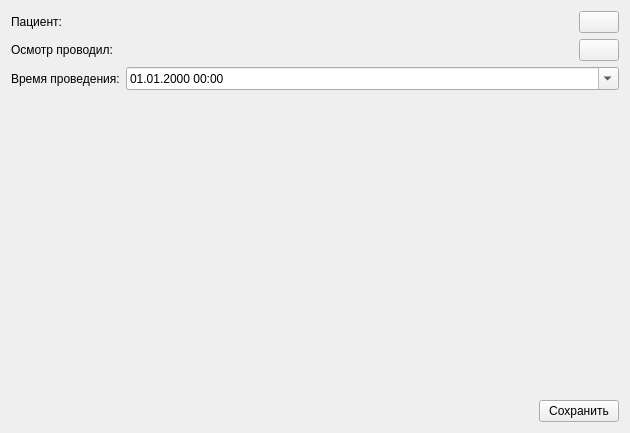
Before: the Qt Designer form src/therapeutist/examinationeditwidget.ui in megakoko/m-system, drawn with Qt 5.
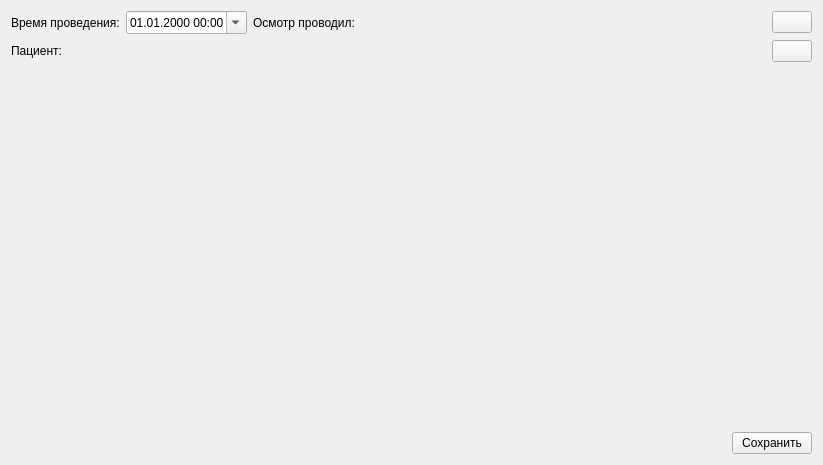
After: the same form once the commit is applied.

Commit message: Немного переделал интерфейс осмотра пациента (стало больше вертикального пространства).

The edit to the form file:
```diff
--- a/src/therapeutist/examinationeditwidget.ui
+++ b/src/therapeutist/examinationeditwidget.ui
@@ -6,8 +6,8 @@
    <rect>
     <x>0</x>
     <y>0</y>
-    <width>630</width>
-    <height>433</height>
+    <width>823</width>
+    <height>465</height>
    </rect>
   </property>
   <property name="windowTitle">
@@ -15,52 +15,15 @@
   </property>
   <layout class="QVBoxLayout" name="verticalLayout">
    <item>
-    <layout class="QFormLayout" name="formLayout">
-     <item row="0" column="0">
-      <widget class="QLabel" name="label">
-       <property name="text">
-        <string>Пациент:</string>
-       </property>
-      </widget>
-     </item>
-     <item row="0" column="1">
-      <layout class="QHBoxLayout" name="horizontalLayout_2">
+    <layout class="QHBoxLayout" name="horizontalLayout_3">
        <item>
-        <widget class="QLabel" name="m_patientName">
-         <property name="text">
-          <string/>
-         </property>
-        </widget>
-       </item>
-       <item>
-        <widget class="QPushButton" name="m_choosePatient">
-         <property name="sizePolicy">
-          <sizepolicy hsizetype="Maximum" vsizetype="Fixed">
-           <horstretch>0</horstretch>
-           <verstretch>0</verstretch>
-          </sizepolicy>
-         </property>
-         <property name="toolTip">
-          <string>Выбрать пациента</string>
-         </property>
-         <property name="text">
-          <string/>
-         </property>
-         <property name="type" stdset="0">
-          <string>edit</string>
-         </property>
-        </widget>
-       </item>
-      </layout>
-     </item>
-     <item row="2" column="0">
       <widget class="QLabel" name="label_3">
        <property name="text">
         <string>Время проведения:</string>
        </property>
       </widget>
      </item>
-     <item row="2" column="1">
+     <item>
       <widget class="QDateTimeEdit" name="m_examDate">
        <property name="displayFormat">
         <string>dd.MM.yyyy HH:mm</string>
@@ -70,15 +33,13 @@
        </property>
       </widget>
      </item>
-     <item row="1" column="0">
+     <item>
       <widget class="QLabel" name="label_2">
        <property name="text">
         <string>Осмотр проводил:</string>
        </property>
       </widget>
      </item>
-     <item row="1" column="1">
-      <layout class="QHBoxLayout" name="horizontalLayout_3">
        <item>
         <widget class="QLabel" name="m_therapeutistName">
          <property name="text">
@@ -86,6 +47,19 @@
          </property>
         </widget>
        </item>
+     <item>
+      <spacer name="horizontalSpacer_3">
+       <property name="orientation">
+        <enum>Qt::Horizontal</enum>
+       </property>
+       <property name="sizeHint" stdset="0">
+        <size>
+         <width>40</width>
+         <height>20</height>
+        </size>
+       </property>
+      </spacer>
+     </item>
        <item>
         <widget class="QPushButton" name="m_chooseTherapeutist">
          <property name="sizePolicy">
@@ -107,6 +81,54 @@
        </item>
       </layout>
      </item>
+   <item>
+    <layout class="QHBoxLayout" name="horizontalLayout_2">
+     <item>
+      <widget class="QLabel" name="label">
+       <property name="text">
+        <string>Пациент:</string>
+       </property>
+      </widget>
+     </item>
+     <item>
+      <widget class="QLabel" name="m_patientName">
+       <property name="text">
+        <string/>
+       </property>
+      </widget>
+     </item>
+     <item>
+      <spacer name="horizontalSpacer_2">
+       <property name="orientation">
+        <enum>Qt::Horizontal</enum>
+       </property>
+       <property name="sizeHint" stdset="0">
+        <size>
+         <width>40</width>
+         <height>20</height>
+        </size>
+       </property>
+      </spacer>
+     </item>
+     <item>
+      <widget class="QPushButton" name="m_choosePatient">
+       <property name="sizePolicy">
+        <sizepolicy hsizetype="Maximum" vsizetype="Fixed">
+         <horstretch>0</horstretch>
+         <verstretch>0</verstretch>
+        </sizepolicy>
+       </property>
+       <property name="toolTip">
+        <string>Выбрать пациента</string>
+       </property>
+       <property name="text">
+        <string/>
+       </property>
+       <property name="type" stdset="0">
+        <string>edit</string>
+       </property>
+      </widget>
+     </item>
     </layout>
    </item>
    <item>
@@ -127,8 +149,8 @@
        <rect>
         <x>0</x>
         <y>0</y>
-        <width>612</width>
-        <height>267</height>
+        <width>805</width>
+        <height>336</height>
        </rect>
       </property>
       <layout class="QVBoxLayout" name="verticalLayout_3">
```
Lines whose indentation alone changed are shown as unchanged. The commit also changes 1 other file.
